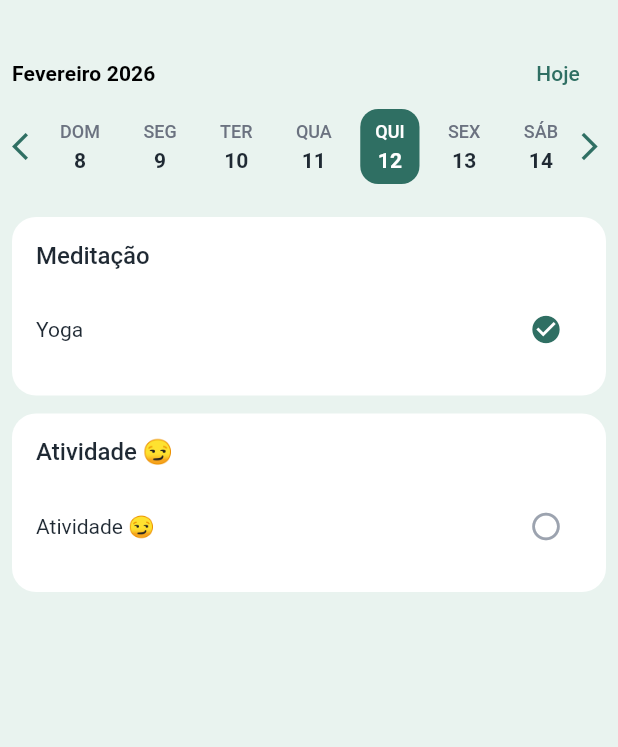
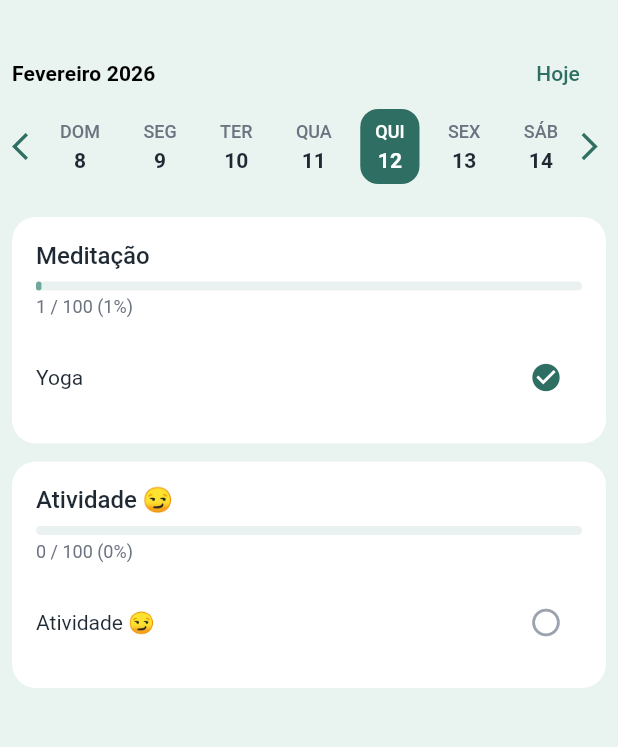
Before and after one commit to lsavitraz/metadia-app, a Flutter app: the screen it shows after launch, after a tap on the "radio button unchecked" icon, on a phone screen of 412 x 824 dp, the part 59-806 px from its top. Run offline on Flutter 3.47's test engine with Material 3 defaults, Android fonts, the phone set to English and light mode, and no system bars; our stand-ins replace get.

Commit message:
Criação de novo tipo de meta, para metas acumulativas

```diff
--- a/lib/src/constants/meta_type_enum.dart
+++ b/lib/src/constants/meta_type_enum.dart
@@ -1,6 +1,7 @@
 enum MetaType {
   simples(nome: 'Simples'),
-  composta(nome: 'Composta');
+  composta(nome: 'Composta'),
+  acumulativa(nome: 'Acumulativa');
 
   final String nome;
 
--- a/lib/src/model/registro_diario_model.dart
+++ b/lib/src/model/registro_diario_model.dart
@@ -3,35 +3,20 @@ class RegistroDiarioModel {
   DateTime data;
   String metaId;
   String atividadeId;
+  int quantidade;
 
-  RegistroDiarioModel({
-    required this.id,
-    required this.data,
-    required this.metaId,
-    required this.atividadeId,
-  });
+  RegistroDiarioModel({required this.id, required this.data, required this.metaId, required this.atividadeId, this.quantidade = 1});
 
   Map<String, dynamic> toMap() {
-    return {
-      'id': id,
-      'data': data.toIso8601String(),
-      'metaId': metaId,
-      'atividadeId': atividadeId,
-    };
+    return {'id': id, 'data': data.toIso8601String(), 'metaId': metaId, 'atividadeId': atividadeId, 'quantidade': quantidade};
   }
 
   factory RegistroDiarioModel.fromMap(Map<String, dynamic> map) {
-    return RegistroDiarioModel(
-      id: map['id'],
-      data: DateTime.parse(map['data']),
-      metaId: map['metaId'],
-      atividadeId: map['atividadeId'],
-    );
+    return RegistroDiarioModel(id: map['id'], data: DateTime.parse(map['data']), metaId: map['metaId'], atividadeId: map['atividadeId'], quantidade: map['quantidade'] ?? 1);
   }
 
   @override
   String toString() {
-    return 'RegistroDiarioModel(id: $id, data: $data, metaId: $metaId, atividadeId: $atividadeId)';
+    return 'RegistroDiarioModel(id: $id, data: $data, metaId: $metaId, atividadeId: $atividadeId, quantidade: $quantidade)';
   }
-
 }
--- a/lib/src/pages/home/controller/home_controller.dart
+++ b/lib/src/pages/home/controller/home_controller.dart
@@ -1,5 +1,6 @@
 import 'package:get/get.dart';
 import 'package:metadia/src/constants/dias_semana_enum.dart';
+import 'package:metadia/src/constants/meta_type_enum.dart';
 import 'package:metadia/src/model/meta_model.dart';
 import 'package:metadia/src/model/registro_diario_model.dart';
 import 'package:metadia/src/pages/home/repository/home_repository.dart';
@@ -24,6 +25,11 @@ class HomeController extends GetxController {
   void onInit() {
     super.onInit();
     carregarDados();
+  }
+
+  //Busca a Meta pelo ID
+  MetaModel _getMetaById(String metaId) {
+    return metas.firstWhere((meta) => meta.id == metaId);
   }
 
   //Carrega metas e registros do dia
@@ -51,7 +57,26 @@ class HomeController extends GetxController {
 
   //Marca uma atividade com "Feito"
   Future<void> marcarAtividadeComoFeita({required String metaId, required String atividadeId}) async {
-    await repository.registrarAtividade(data: selectedDate.value, metaId: metaId, atividadeId: atividadeId);
+    final meta = _getMetaById(metaId);
+
+    if (meta.tipo == MetaType.acumulativa) {
+      await repository.registrarAtividade(data: selectedDate.value, metaId: metaId, atividadeId: atividadeId);
+    } else {
+      if (!atividadeFeitaNoDia(metaId: metaId, atividadeId: atividadeId)) {
+        await repository.registrarAtividade(data: selectedDate.value, metaId: metaId, atividadeId: atividadeId);
+      }
+    }
+
+    await _carregarRegistrosDoDia();
+  }
+
+  //Decrementar a quantidade de uma atividade acumulativa
+  Future<void> decrementarAtividade({required String metaId, required String atividadeId}) async {
+    final meta = _getMetaById(metaId);
+
+    if (meta.tipo == MetaType.acumulativa) {
+      await repository.decrementarAtividade(data: selectedDate.value, metaId: metaId, atividadeId: atividadeId);
+    }
 
     await _carregarRegistrosDoDia();
   }
@@ -63,7 +88,21 @@ class HomeController extends GetxController {
 
   //Retorna a quantidade de atividades feitas da meta no dia
   int quantidadeFeitosDaMeta(String metaId) {
-    return registrosDoDia.where((registro) => registro.metaId == metaId).length;
+    return registrosDoDia.where((registro) => registro.metaId == metaId).fold(0, (total, registro) => total + registro.quantidade);
+  }
+
+  //Retorna a quantidade feita Total da meta
+  int quantidadeTotalDaMeta(String metaId) {
+    return registrosDoDia.where((registro) => registro.metaId == metaId)
+        .where((registro) => registro.metaId == metaId)
+        .fold(0, (total, registro) => total + registro.quantidade);
+  }
+
+  //Retorna a quantidade feitas da atividade no dia
+  int quantidadeFeitosDaAtividade({required String metaId, required String atividadeId}) {
+    final registro = registrosDoDia.firstWhereOrNull((registro) => registro.metaId == metaId && registro.atividadeId == atividadeId);
+
+    return registro?.quantidade ?? 0;
   }
 
   //Vai para a semana anterior
@@ -105,7 +144,7 @@ class HomeController extends GetxController {
 
       //Meta composta: precisa ter ao menos uma atividade válida
       return meta.atividades.any((atividade) {
-        if(atividade.diasSemana == null || atividade.diasSemana!.isEmpty) {
+        if (atividade.diasSemana == null || atividade.diasSemana!.isEmpty) {
           return true;
         }
 
--- a/lib/src/pages/home/repository/home_repository.dart
+++ b/lib/src/pages/home/repository/home_repository.dart
@@ -14,4 +14,10 @@ abstract class HomeRepository {
     required String metaId,
     required String atividadeId,
   });
+  //Decrementa a quantidade de uma atividade acumulativa
+  Future<void> decrementarAtividade({
+    required DateTime data,
+    required String metaId,
+    required String atividadeId,
+  });
 }
--- a/lib/src/pages/home/repository/home_repository_mock.dart
+++ b/lib/src/pages/home/repository/home_repository_mock.dart
@@ -56,12 +56,31 @@ class HomeRepositoryMock implements HomeRepository {
       dataFinal: DateTime(2026, 12, 31),
       ativa: true,
       cor: Color(0xFF6FA89A),
+      atividades: [AtividadeModel(id: 'ativ_4', metaId: 'meta_3', nome: 'Atividade 😏', ativa: true, cor: Color(0xFFA7CFC2))],
+    );
+
+    final metaPasseio = MetaModel(
+      id: 'meta_4',
+      nome: 'Passeio com cachorro',
+      descricao: 'Levar o cachorro para passear',
+      tipo: MetaType.acumulativa,
+      objetivoQuantidade: 31,
+      dataInicial: DateTime(2026, 3, 1),
+      dataFinal: DateTime(2026, 3, 31),
+      ativa: true,
+      cor: Color(0xFF6FA89A),
       atividades: [
-        AtividadeModel(id: 'ativ_4', metaId: 'meta_3', nome: 'Atividade 😏', ativa: true, cor: Color(0xFFA7CFC2)),
+        AtividadeModel(
+          id: 'ativ_5',
+          metaId: 'meta_4',
+          nome: 'Passeio com cachorro',
+          ativa: true,
+          cor: Color(0xFFA7CFC2),
+        ),
       ],
     );
 
-    _metas.addAll([metaAtividadeFisica, metaMeditacao, metaAtividade]);
+    _metas.addAll([metaAtividadeFisica, metaMeditacao, metaAtividade, metaPasseio]);
   }
 
   @override
@@ -82,12 +101,45 @@ class HomeRepositoryMock implements HomeRepository {
   @override
   Future<void> registrarAtividade({required DateTime data, required String metaId, required String atividadeId}) async {
     await Future.delayed(const Duration(milliseconds: 150));
-    final jaRegistrado = _registros.any((registro) {
+
+    //Encontrar a meta
+    final meta = _metas.firstWhere((m) => m.id == metaId);
+
+    // Procurar registro existente no mesmo dia
+    final registroExistente = _registros.where((registro) {
       return registro.metaId == metaId && registro.atividadeId == atividadeId && registro.data.year == data.year && registro.data.month == data.month && registro.data.day == data.day;
-    });
+    }).toList();
 
-    if (!jaRegistrado) {
-      _registros.add(RegistroDiarioModel(id: _registros.length + 1, data: data, metaId: metaId, atividadeId: atividadeId));
+    if (meta.tipo == MetaType.acumulativa) {
+      //Se ja existe, incrementa a quantidade
+      if (registroExistente.isNotEmpty) {
+        registroExistente.first.quantidade += 1;
+      } else {
+        //Se não existe, cria novo registro com quantidade 1
+        _registros.add(RegistroDiarioModel(id: _registros.length + 1, data: data, metaId: metaId, atividadeId: atividadeId, quantidade: 1));
+      }
+    } else {
+      //Para simples e composta, só registra se ainda não existe
+      if (registroExistente.isEmpty) {
+        _registros.add(RegistroDiarioModel(id: _registros.length + 1, data: data, metaId: metaId, atividadeId: atividadeId, quantidade: 1));
+      }
+    }
+  }
+
+  Future<void> decrementarAtividade({required DateTime data, required String metaId, required String atividadeId}) async {
+    await Future.delayed(const Duration(milliseconds: 150));
+    // Procurar registro existente no mesmo dia
+    final registroExistente = _registros.where((registro) {
+      return registro.metaId == metaId && registro.atividadeId == atividadeId && registro.data.year == data.year && registro.data.month == data.month && registro.data.day == data.day;
+    }).toList();
+
+    if (registroExistente.isNotEmpty) {
+      final registro = registroExistente.first;
+      if (registro.quantidade > 1) {
+        registro.quantidade -= 1;
+      } else {
+        _registros.remove(registro);
+      }
     }
   }
 }
--- a/lib/src/pages/home/view/components/atividade_item.dart
+++ b/lib/src/pages/home/view/components/atividade_item.dart
@@ -1,21 +1,33 @@
 import 'package:flutter/material.dart';
 import 'package:get/get.dart';
 import 'package:metadia/src/config/color_scheme.dart';
+import 'package:metadia/src/constants/meta_type_enum.dart';
 import 'package:metadia/src/model/atividade_model.dart';
+import 'package:metadia/src/model/meta_model.dart';
 import 'package:metadia/src/pages/home/controller/home_controller.dart';
 
 class AtividadeItem extends StatelessWidget {
-  final String metaId;
+  final MetaModel meta;
   final AtividadeModel atividade;
 
-  const AtividadeItem({super.key, required this.metaId, required this.atividade});
+  const AtividadeItem({super.key, required this.meta, required this.atividade});
 
   @override
   Widget build(BuildContext context) {
     final controller = Get.find<HomeController>();
 
     return Obx(() {
-      final feito = controller.atividadeFeitaNoDia(metaId: metaId, atividadeId: atividade.id);
+      if (meta.tipo == MetaType.acumulativa) {
+        final quantidade = controller.quantidadeFeitosDaAtividade(metaId: meta.id, atividadeId: atividade.id);
+
+        return _CounterControl(
+          quantidade: quantidade,
+          onIncrement: () => controller.marcarAtividadeComoFeita(metaId: meta.id, atividadeId: atividade.id),
+          onDecrement: () => controller.decrementarAtividade(metaId: meta.id, atividadeId: atividade.id),
+        );
+      }
+
+      final feito = controller.atividadeFeitaNoDia(metaId: meta.id, atividadeId: atividade.id);
 
       return ListTile(
         contentPadding: EdgeInsets.zero,
@@ -24,7 +36,7 @@ class AtividadeItem extends StatelessWidget {
           icon: Icon(feito ? Icons.check_circle : Icons.radio_button_unchecked, color: feito ? AppColors.success : AppColors.pending),
           onPressed: () {
             if (!feito) {
-              controller.marcarAtividadeComoFeita(metaId: metaId, atividadeId: atividade.id);
+              controller.marcarAtividadeComoFeita(metaId: meta.id, atividadeId: atividade.id);
             }
           },
         ),
@@ -32,3 +44,46 @@ class AtividadeItem extends StatelessWidget {
     });
   }
 }
+
+class _CounterControl extends StatelessWidget {
+  final int quantidade;
+  final VoidCallback onIncrement;
+  final VoidCallback onDecrement;
+
+  const _CounterControl({super.key, required this.quantidade, required this.onIncrement, required this.onDecrement});
+
+  @override
+  Widget build(BuildContext context) {
+    return Row(
+      mainAxisSize: MainAxisSize.min,
+      children: [
+        _CounterButton(icon: Icons.remove, onTap: quantidade > 0 ? onDecrement : null),
+        const SizedBox(width: 12),
+        Text(quantidade.toString(), style: Theme.of(context).textTheme.titleMedium?.copyWith(fontWeight: FontWeight.w600)),
+        const SizedBox(width: 12),
+        _CounterButton(icon: Icons.add, onTap: onIncrement),
+      ],
+    );
+  }
+}
+
+class _CounterButton extends StatelessWidget {
+  final IconData icon;
+  final VoidCallback? onTap;
+
+  const _CounterButton({super.key, required this.icon, this.onTap});
+
+  @override
+  Widget build(BuildContext context) {
+    return InkWell(
+      onTap: onTap,
+      borderRadius: BorderRadius.circular(20),
+      child: Container(
+        width: 32,
+        height: 32,
+        decoration: BoxDecoration(color: Theme.of(context).colorScheme.primary.withValues(alpha: 0.1), shape: BoxShape.circle),
+        child: Icon(icon, size: 18, color: Theme.of(context).colorScheme.primary),
+      ),
+    );
+  }
+}
--- a/lib/src/pages/home/view/components/meta_card.dart
+++ b/lib/src/pages/home/view/components/meta_card.dart
@@ -16,16 +16,75 @@ class MetaCard extends StatelessWidget {
 
     return Card(
       child: Padding(
-        padding: const EdgeInsetsGeometry.all(16),
+        padding: const EdgeInsets.all(16),
         child: Column(
           crossAxisAlignment: CrossAxisAlignment.start,
           children: [
             Text(meta.nome, style: Theme.of(context).textTheme.titleMedium),
+            const SizedBox(height: 8),
+
+            // LinearProgressIndicator(
+            //   value: progresso,
+            //   minHeight: 6,
+            //   borderRadius: BorderRadius.circular(8),
+            //   backgroundColor: meta.cor.withValues(alpha: 0.15),
+            //   color: meta.cor,
+            // ),
+            Obx(() {
+              final totalFeito = controller.quantidadeFeitosDaMeta(meta.id);
+              final progresso = (totalFeito / meta.objetivoQuantidade).clamp(0.0, 1.0);
+              final percentual = (progresso * 100).round();
+              return Column(crossAxisAlignment: CrossAxisAlignment.start, children: [
+                _AnimatedProgressBar(value: progresso, color: meta.cor),
+                const SizedBox(height: 4),
+                Text(
+                  '$totalFeito / ${meta.objetivoQuantidade} (${percentual.toString()}%)',
+                  style: Theme.of(context).textTheme.bodySmall?.copyWith(
+                    color: percentual >= 100 ? Colors.green : Theme.of(context).textTheme.bodySmall?.color,
+                    ),
+                ),
+                ],
+              );
+            }),
+
             const SizedBox(height: 12),
-            ...meta.atividades.map((atividade) => AtividadeItem(metaId: meta.id, atividade: atividade)),
+            ...meta.atividades.map((atividade) => AtividadeItem(meta: meta, atividade: atividade)),
           ],
         ),
       ),
     );
   }
 }
+
+class _AnimatedProgressBar extends StatefulWidget {
+  final double value;
+  final Color color;
+  const _AnimatedProgressBar({super.key, required this.value, required this.color});
+
+  @override
+  State<_AnimatedProgressBar> createState() => __AnimatedProgressBarState();
+}
+
+class __AnimatedProgressBarState extends State<_AnimatedProgressBar> {
+  double _oldValue = 0.0;
+
+  @override
+  void didUpdateWidget(covariant _AnimatedProgressBar oldWidget) {
+    super.didUpdateWidget(oldWidget);
+    if (oldWidget.value != widget.value) {
+      _oldValue = oldWidget.value;
+    }
+  }
+
+  @override
+  Widget build(BuildContext context) {
+    return TweenAnimationBuilder<double>(
+      tween: Tween(begin: _oldValue, end: widget.value),
+      duration: const Duration(milliseconds: 400),
+      curve: Curves.easeInOut,
+      builder: (context, value, _) {
+        return LinearProgressIndicator(value: value, minHeight: 6, borderRadius: BorderRadius.circular(8), backgroundColor: widget.color.withValues(alpha: 0.15), color: widget.color);
+      },
+    );
+  }
+}
```
